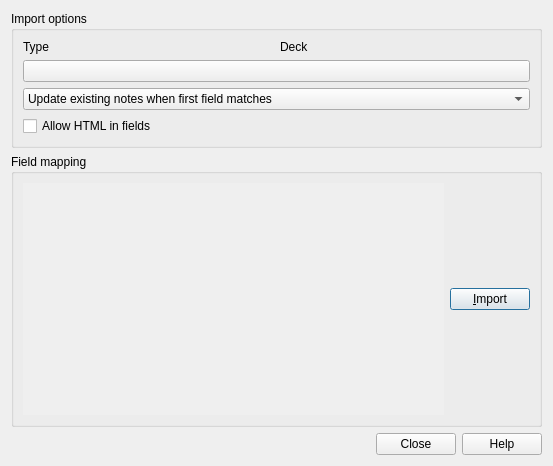
Old version of the form designer/importing.ui in the repository ludiosarchive/anki.
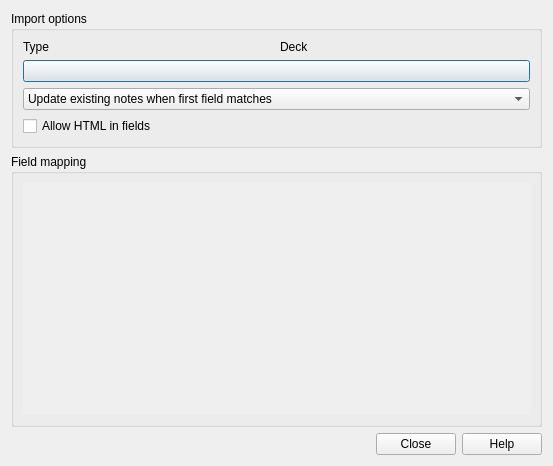
New version of the form.

```diff
--- a/designer/importing.ui
+++ b/designer/importing.ui
@@ -94,20 +94,6 @@
      <layout class="QVBoxLayout" name="verticalLayout_2">
       <item>
        <layout class="QGridLayout" name="gridLayout">
-        <item row="0" column="1">
-         <layout class="QVBoxLayout" name="verticalLayout">
-          <item>
-           <widget class="QPushButton" name="importButton">
-            <property name="text">
-             <string>&amp;Import</string>
-            </property>
-            <property name="default">
-             <bool>true</bool>
-            </property>
-           </widget>
-          </item>
-         </layout>
-        </item>
         <item row="0" column="0">
          <widget class="QScrollArea" name="mappingArea">
           <property name="sizePolicy">
@@ -133,8 +119,8 @@
             <rect>
              <x>0</x>
              <y>0</y>
-             <width>402</width>
-             <height>206</height>
+             <width>529</width>
+             <height>251</height>
             </rect>
            </property>
           </widget>
```
Left out of the diff: 1 changed line with no effect on the pictures.
